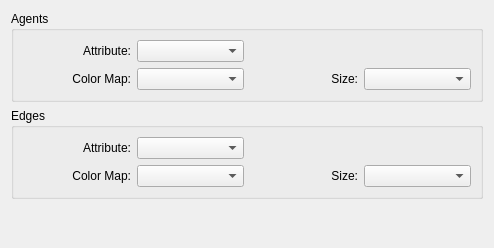
evoplex/evoplex, file src/gui/forms/graphsettings.ui: the form before one commit.
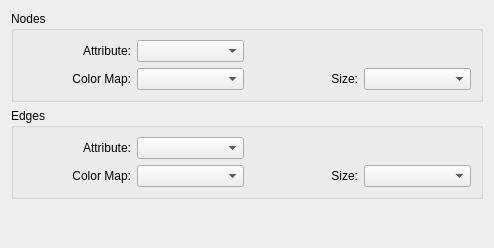
The form after the commit.

Commit message: cosmetic fix - rename 'Agent' to 'Node' and let's use Node/Edge abstraction by default

The edit to the form file:
```diff
--- a/src/gui/forms/graphsettings.ui
+++ b/src/gui/forms/graphsettings.ui
@@ -17,7 +17,7 @@
    <item>
     <widget class="QGroupBox" name="agents">
      <property name="title">
-      <string>Agents</string>
+      <string>Nodes</string>
      </property>
      <layout class="QGridLayout" name="gridLayout_3">
       <item row="1" column="0">
```
Left out of the diff: 6 changed lines with no effect on the pictures. The commit also changes 40 other files.
